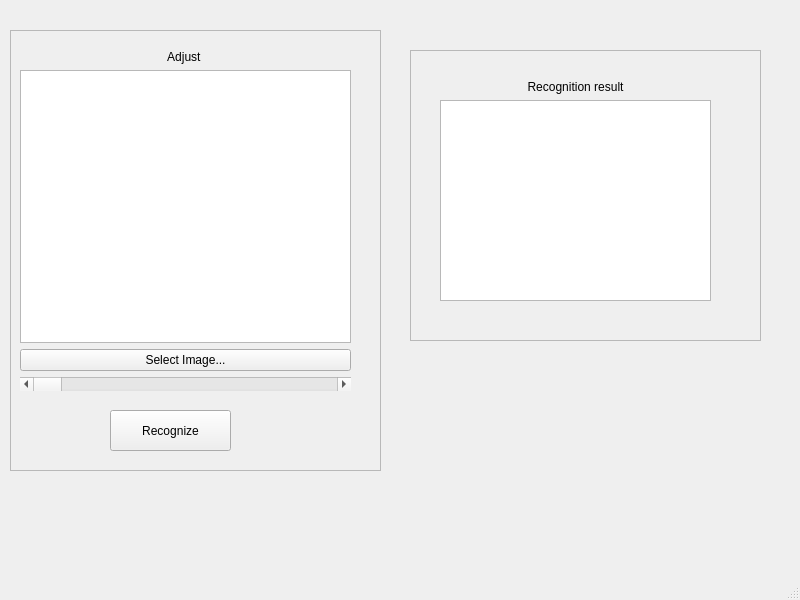
First picture: the form in UI/MLP.ui, repository boTest831/DI5-S10-ProjetLibre-IA, before the edit.
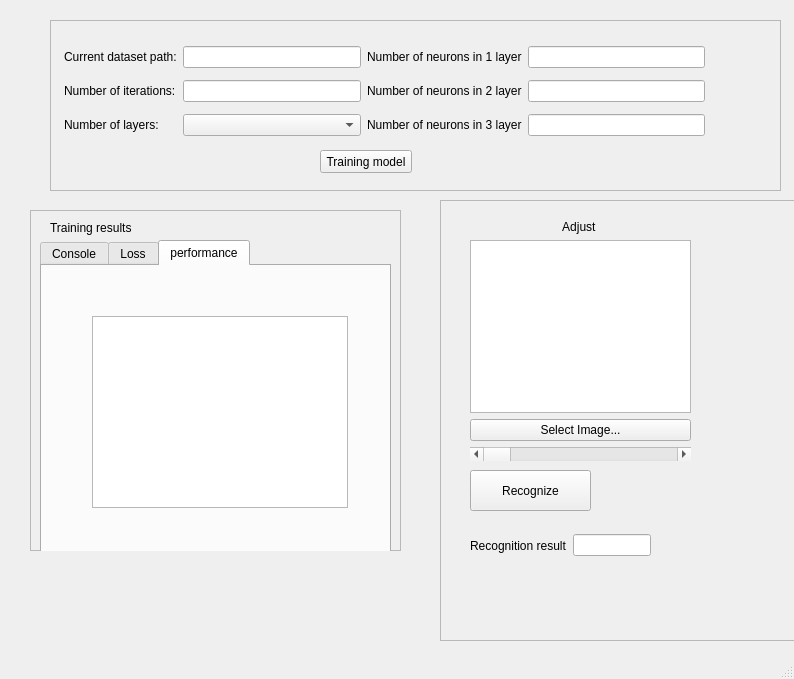
Second picture: the form after the edit. Icons and pictures are not drawn.

Diff of the .ui file:
```diff
--- a/UI/MLP.ui
+++ b/UI/MLP.ui
@@ -6,8 +6,8 @@
    <rect>
     <x>0</x>
     <y>0</y>
-    <width>800</width>
-    <height>600</height>
+    <width>794</width>
+    <height>679</height>
    </rect>
   </property>
   <property name="windowTitle">
@@ -17,8 +17,8 @@
    <widget class="QFrame" name="frame">
     <property name="geometry">
      <rect>
-      <x>10</x>
-      <y>30</y>
+      <x>440</x>
+      <y>200</y>
       <width>371</width>
       <height>441</height>
      </rect>
@@ -32,10 +32,10 @@
     <widget class="QWidget" name="verticalLayoutWidget">
      <property name="geometry">
       <rect>
-       <x>10</x>
+       <x>30</x>
        <y>20</y>
-       <width>331</width>
-       <height>341</height>
+       <width>221</width>
+       <height>241</height>
       </rect>
      </property>
      <layout class="QVBoxLayout" name="verticalLayout">
@@ -84,8 +84,8 @@
     <widget class="QPushButton" name="pushButton_2">
      <property name="geometry">
       <rect>
-       <x>100</x>
-       <y>380</y>
+       <x>30</x>
+       <y>270</y>
        <width>121</width>
        <height>41</height>
       </rect>
@@ -94,14 +94,36 @@
       <string>Recognize</string>
      </property>
     </widget>
+    <widget class="QWidget" name="horizontalLayoutWidget">
+     <property name="geometry">
+      <rect>
+       <x>30</x>
+       <y>330</y>
+       <width>181</width>
+       <height>31</height>
+      </rect>
+     </property>
+     <layout class="QHBoxLayout" name="horizontalLayout">
+      <item>
+       <widget class="QLabel" name="resultLabel">
+        <property name="text">
+         <string>Recognition result</string>
+        </property>
+       </widget>
+      </item>
+      <item>
+       <widget class="QLineEdit" name="resultText"/>
+      </item>
+     </layout>
+    </widget>
    </widget>
    <widget class="QFrame" name="frame_2">
     <property name="geometry">
      <rect>
-      <x>410</x>
-      <y>50</y>
-      <width>351</width>
-      <height>291</height>
+      <x>30</x>
+      <y>210</y>
+      <width>371</width>
+      <height>341</height>
      </rect>
     </property>
     <property name="frameShape">
@@ -110,31 +132,181 @@
     <property name="frameShadow">
      <enum>QFrame::Raised</enum>
     </property>
-    <widget class="QWidget" name="verticalLayoutWidget_2">
+    <widget class="QTabWidget" name="tabWidget">
      <property name="geometry">
       <rect>
-       <x>30</x>
+       <x>10</x>
        <y>30</y>
-       <width>271</width>
-       <height>221</height>
+       <width>351</width>
+       <height>321</height>
       </rect>
      </property>
-     <layout class="QVBoxLayout" name="verticalLayout_2">
-      <item>
-       <widget class="QLabel" name="label">
+     <property name="tabPosition">
+      <enum>QTabWidget::North</enum>
+     </property>
+     <property name="currentIndex">
+      <number>2</number>
+     </property>
+     <widget class="QWidget" name="tab_3">
+      <attribute name="title">
+       <string>Console</string>
+      </attribute>
+      <widget class="QTextBrowser" name="consoleBrowser">
+       <property name="geometry">
+        <rect>
+         <x>10</x>
+         <y>10</y>
+         <width>311</width>
+         <height>261</height>
+        </rect>
+       </property>
+      </widget>
+     </widget>
+     <widget class="QWidget" name="tab">
+      <attribute name="title">
+       <string>Loss</string>
+      </attribute>
+      <widget class="QGraphicsView" name="lossView">
+       <property name="geometry">
+        <rect>
+         <x>0</x>
+         <y>10</y>
+         <width>331</width>
+         <height>251</height>
+        </rect>
+       </property>
+      </widget>
+     </widget>
+     <widget class="QWidget" name="tab_2">
+      <attribute name="title">
+       <string>performance</string>
+      </attribute>
+      <widget class="QTextBrowser" name="textBrowser">
+       <property name="geometry">
+        <rect>
+         <x>50</x>
+         <y>50</y>
+         <width>256</width>
+         <height>192</height>
+        </rect>
+       </property>
+      </widget>
+     </widget>
+    </widget>
+    <widget class="QLabel" name="trainResultLabel">
+     <property name="geometry">
+      <rect>
+       <x>20</x>
+       <y>10</y>
+       <width>101</width>
+       <height>16</height>
+      </rect>
+     </property>
+     <property name="text">
+      <string>Training results</string>
+     </property>
+    </widget>
+   </widget>
+   <widget class="QFrame" name="frame_3">
+    <property name="geometry">
+     <rect>
+      <x>50</x>
+      <y>20</y>
+      <width>731</width>
+      <height>171</height>
+     </rect>
+    </property>
+    <property name="frameShape">
+     <enum>QFrame::StyledPanel</enum>
+    </property>
+    <property name="frameShadow">
+     <enum>QFrame::Raised</enum>
+    </property>
+    <widget class="QWidget" name="gridLayoutWidget">
+     <property name="geometry">
+      <rect>
+       <x>14</x>
+       <y>20</y>
+       <width>641</width>
+       <height>103</height>
+      </rect>
+     </property>
+     <layout class="QGridLayout" name="gridLayout">
+      <item row="2" column="1">
+       <widget class="QComboBox" name="nbLayerBox"/>
+      </item>
+      <item row="2" column="3">
+       <widget class="QLineEdit" name="nbLayer3Text"/>
+      </item>
+      <item row="2" column="2">
+       <widget class="QLabel" name="nbLayer3Label">
         <property name="text">
-         <string>Recognition result</string>
+         <string>Number of neurons in 3 layer</string>
         </property>
-        <property name="alignment">
-         <set>Qt::AlignCenter</set>
+       </widget>
+      </item>
+      <item row="1" column="2">
+       <widget class="QLabel" name="nbLayer2Label">
+        <property name="text">
+         <string>Number of neurons in 2 layer</string>
         </property>
        </widget>
       </item>
-      <item>
-       <widget class="QTableWidget" name="tableWidget"/>
+      <item row="1" column="1">
+       <widget class="QLineEdit" name="epochText"/>
+      </item>
+      <item row="2" column="0">
+       <widget class="QLabel" name="nbLayerLabel">
+        <property name="text">
+         <string>Number of layers:</string>
+        </property>
+       </widget>
+      </item>
+      <item row="0" column="1">
+       <widget class="QLineEdit" name="dataDirText"/>
+      </item>
+      <item row="0" column="2">
+       <widget class="QLabel" name="nbLayer1Label">
+        <property name="text">
+         <string>Number of neurons in 1 layer</string>
+        </property>
+       </widget>
+      </item>
+      <item row="0" column="3">
+       <widget class="QLineEdit" name="nbLayer1Text"/>
+      </item>
+      <item row="1" column="0">
+       <widget class="QLabel" name="epochLabel">
+        <property name="text">
+         <string>Number of iterations:</string>
+        </property>
+       </widget>
+      </item>
+      <item row="0" column="0">
+       <widget class="QLabel" name="dataDirLabel">
+        <property name="text">
+         <string>Current dataset path:</string>
+        </property>
+       </widget>
+      </item>
+      <item row="1" column="3">
+       <widget class="QLineEdit" name="nbLayer2Text"/>
       </item>
      </layout>
     </widget>
+    <widget class="QPushButton" name="trainModelButton">
+     <property name="geometry">
+      <rect>
+       <x>270</x>
+       <y>130</y>
+       <width>92</width>
+       <height>23</height>
+      </rect>
+     </property>
+     <property name="text">
+      <string>Training model</string>
+     </property>
+    </widget>
    </widget>
   </widget>
   <widget class="QMenuBar" name="menubar">
```
Left out of the diff: 12 changed lines with no effect on the pictures.
